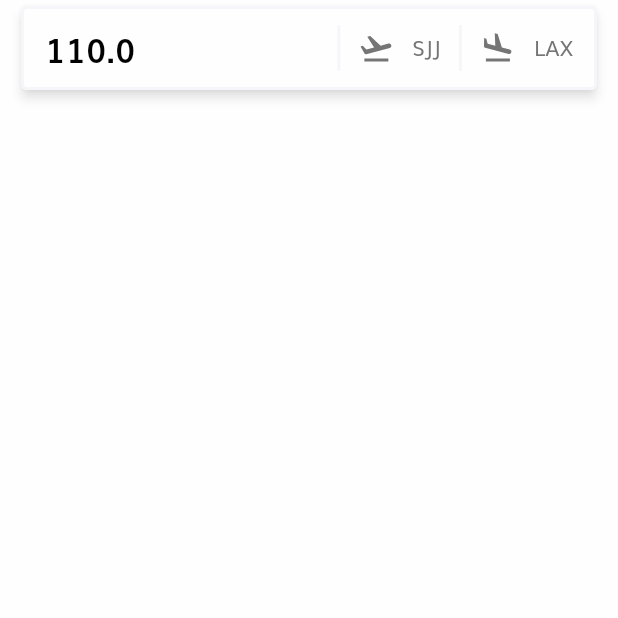
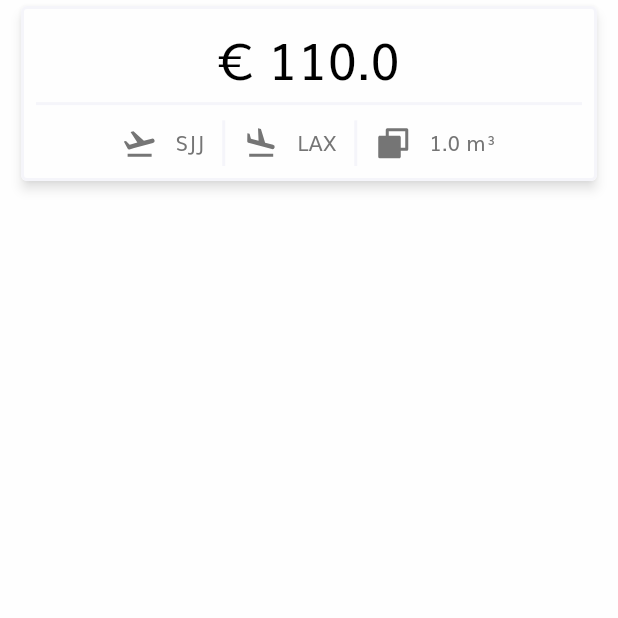
Before and after one commit to a5mir/af-calculator, a Flutter app: the ListScreen screen opened by its route, on a phone screen of 412 x 824 dp, the top half of it. Run offline on Flutter 3.47's test engine with Material 2 defaults, Android fonts, the phone set to English and light mode, and no system bars; our stand-ins replace flutter_svg; missing offline and left inert: forex_conversion.

Commit message:
new list style

```diff
--- a/lib/screens/home/components/body.dart
+++ b/lib/screens/home/components/body.dart
@@ -126,10 +126,16 @@ class _BodyState extends State<Body> {
                   SizedBox(
                     width: getProportionateScreenWidth(5),
                   ),
-                  Text(
-                    "$totalCharges EUR",
-                    style: TextStyle(
-                        color: kGreenDarkColor, fontWeight: FontWeight.bold),
+                  Container(
+                    constraints: BoxConstraints(maxWidth: 100),
+                    child: Text(
+                      "$totalCharges EUR",
+                      overflow: TextOverflow.ellipsis,
+                      maxLines: 1,
+                      softWrap: false,
+                      style: TextStyle(
+                          color: kGreenDarkColor, fontWeight: FontWeight.bold),
+                    ),
                   ),
                   SizedBox(
                     width: getProportionateScreenWidth(5),
@@ -517,9 +523,21 @@ class _BodyState extends State<Body> {
     Offer? offer = createOffer();
     if (offer != null) {
       offerList.add(offer);
-      defaultDialog(primaryColor: kGreenLightColor, secondaryColor: kGreenDarkColor, icon: "assets/icons/Check.svg", headerText: "DONE", bodyText: "The offer has been successfully added to the list!", context: context);
+      defaultDialog(
+          primaryColor: kGreenLightColor,
+          secondaryColor: kGreenDarkColor,
+          icon: "assets/icons/Check.svg",
+          headerText: "DONE",
+          bodyText: "The offer has been successfully added to the list!",
+          context: context);
     } else {
-      defaultDialog(primaryColor: kRedLightColor, secondaryColor: kRedDarkColor, icon: "assets/icons/Error.svg", headerText: "ERROR", bodyText: "Please make sure all fields are filled in correctly.", context: context);
+      defaultDialog(
+          primaryColor: kRedLightColor,
+          secondaryColor: kRedDarkColor,
+          icon: "assets/icons/Error.svg",
+          headerText: "ERROR",
+          bodyText: "Please make sure all fields are filled in correctly.",
+          context: context);
     }
   }
 
@@ -629,7 +647,13 @@ class _BodyState extends State<Body> {
     }
   }
 
-  defaultDialog({required Color primaryColor, required Color secondaryColor, required String icon, required String headerText, required String bodyText, required context}) {
+  defaultDialog(
+      {required Color primaryColor,
+      required Color secondaryColor,
+      required String icon,
+      required String headerText,
+      required String bodyText,
+      required context}) {
     showGeneralDialog(
         barrierLabel: "barrier",
         barrierDismissible: true,
@@ -700,5 +724,4 @@ class _BodyState extends State<Body> {
           );
         });
   }
-
 }
--- a/lib/screens/list/list_screen.dart
+++ b/lib/screens/list/list_screen.dart
@@ -1,6 +1,7 @@
 import 'package:af_calculator/constants.dart';
 import 'package:af_calculator/model/offer.dart';
 import 'package:af_calculator/size_config.dart';
+import 'package:flutter/cupertino.dart';
 import 'package:flutter/material.dart';
 import 'package:flutter_svg/flutter_svg.dart';
 
@@ -24,7 +25,7 @@ class _ListScreenState extends State<ListScreen> {
             parent: AlwaysScrollableScrollPhysics(),
           ),
           itemCount: offerList.length,
-          itemBuilder: (context, index){
+          itemBuilder: (context, index) {
             Offer offer = offerList[index];
             return Container(
               padding: EdgeInsets.symmetric(horizontal: 10.0),
@@ -36,33 +37,72 @@ class _ListScreenState extends State<ListScreen> {
                 elevation: 3.0,
                 shadowColor: Colors.black54,
                 color: kBackgroundColor,
-                child: ListTile(
-                  onTap: (){},
-                  leading: Container(width: getProportionateScreenWidth(120),child: Text(offer.value.toString(), overflow: TextOverflow.fade, maxLines: 1, softWrap: false , style: TextStyle(fontSize: getProportionateScreenWidth(20), fontWeight: FontWeight.bold, color: Colors.black),)),
-                  trailing: IntrinsicHeight(
+                child: Padding(
+                  padding: const EdgeInsets.all(10.0),
+                  child: Column(
+                    mainAxisAlignment: MainAxisAlignment.center,
+                    crossAxisAlignment: CrossAxisAlignment.center,
+                    children: [
+                      Text(
+                        "\u20ac " + offer.value.toString(),
+                        textAlign: TextAlign.center,
+                        style: TextStyle(
+                            color: Colors.black,
+                            fontSize: getProportionateScreenWidth(30)),
+                      ),
+                      SizedBox(
+                        height: getProportionateScreenHeight(5),
+                      ),
+                      Container(
+                        width: double.infinity,
+                        height: 2,
+                        color: kPrimaryLightColor,
+                      ),
+                      SizedBox(
+                        height: getProportionateScreenHeight(10),
+                      ),
+                      IntrinsicHeight(
+                        child: Center(
                           child: Wrap(
+                            alignment: WrapAlignment.center,
                             crossAxisAlignment: WrapCrossAlignment.center,
                             spacing: 12,
                             children: [
+                              SvgPicture.asset(
+                                "assets/icons/Aol.svg",
+                                color: Colors.black54,
+                              ),
+                              Text(
+                                offer.aol,
+                                textAlign: TextAlign.center,
+                              ),
                               Container(
                                 height: getProportionateScreenHeight(30),
                                 width: 2,
                                 color: kPrimaryLightColor,
                               ),
-                        SvgPicture.asset("assets/icons/Aol.svg", color: Colors.black54,),
-                        Text(offer.aol, textAlign: TextAlign.center,),
+                              SvgPicture.asset(
+                                "assets/icons/Aod.svg",
+                                color: Colors.black54,
+                              ),
+                              Text(offer.aod),
                               Container(
                                 height: getProportionateScreenHeight(30),
                                 width: 2,
                                 color: kPrimaryLightColor,
                               ),
-                        SvgPicture.asset("assets/icons/Aod.svg", color: Colors.black54,),
-                        Text(offer.aod),
+                              SvgPicture.asset(
+                                "assets/icons/BoxB.svg",
+                                color: Colors.black54,
+                              ),
+                              Text(offer.cw.toString() + " m\u00b3"),
                             ],
                           ),
                         ),
                       ),
-
+                    ],
+                  ),
+                ),
               ),
             );
           },
```
Lines whose indentation alone changed are shown as unchanged.
